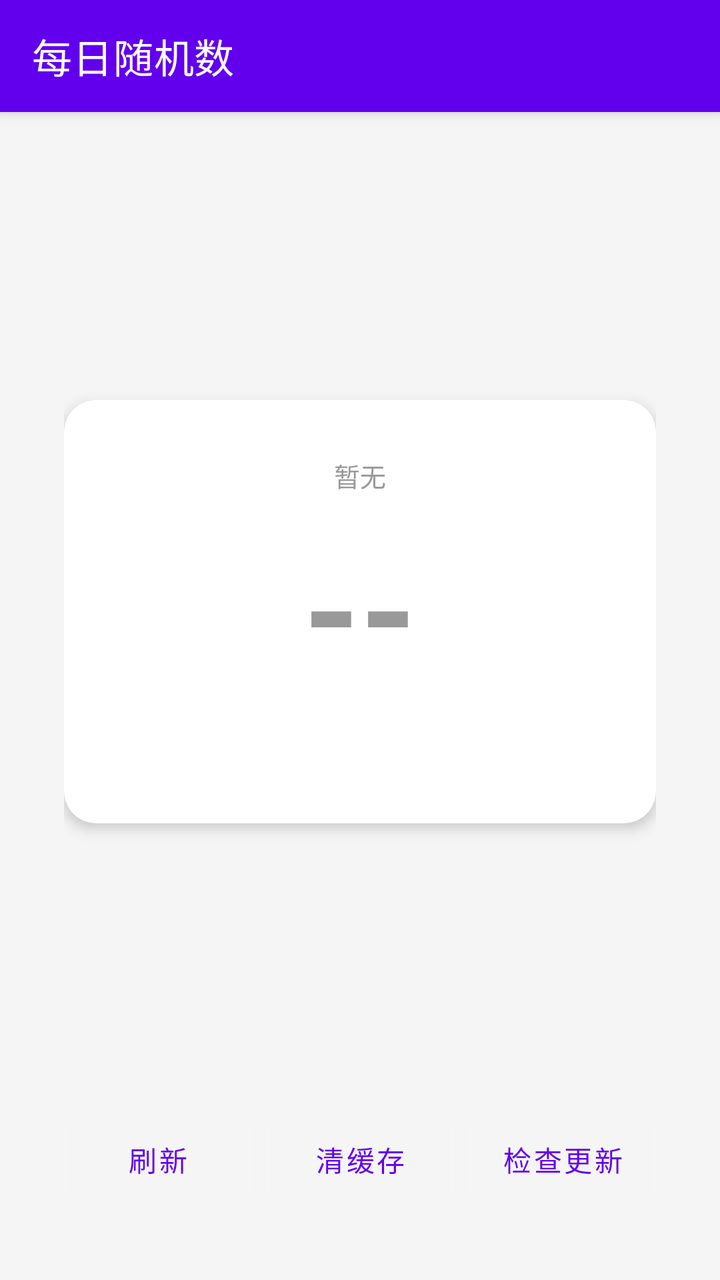
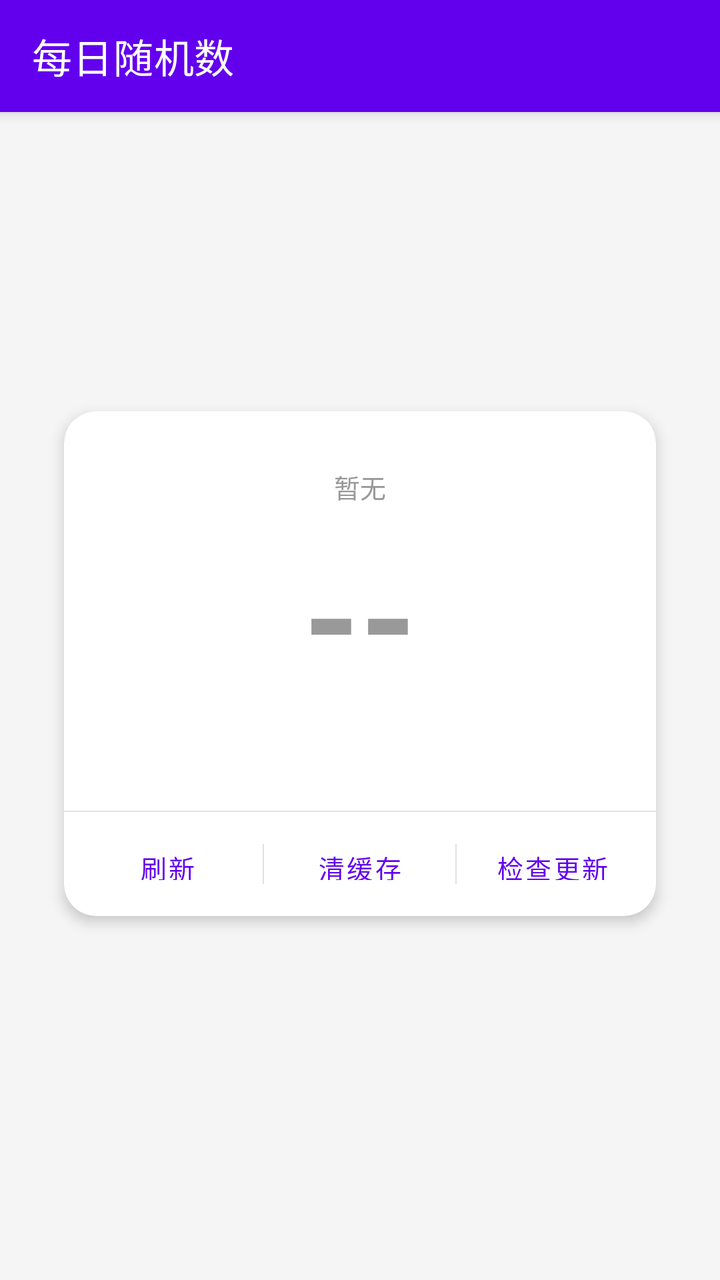

An Android layout rendered at two revisions. The XML below is the earlier revision; the diff shows what the commit changed to produce the second picture.
<!-- AndroidManifest.xml: application theme Theme.DailyRandom -->
<!-- res/layout/activity_main.xml -->
<?xml version="1.0" encoding="utf-8"?>
<LinearLayout
    xmlns:android="http://schemas.android.com/apk/res/android"
    xmlns:app="http://schemas.android.com/apk/res-auto"
    android:layout_width="match_parent"
    android:layout_height="match_parent"
    android:orientation="vertical"
    android:background="#F5F5F5">

    <com.google.android.material.appbar.MaterialToolbar
        android:id="@+id/toolbar"
        android:layout_width="match_parent"
        android:layout_height="?attr/actionBarSize"
        android:background="#6200EE"
        android:theme="@style/ThemeOverlay.MaterialComponents.Dark.ActionBar"
        android:elevation="4dp"
        app:title="每日随机数"
        app:titleTextColor="@android:color/white" />

    <LinearLayout
        android:layout_width="match_parent"
        android:layout_height="0dp"
        android:layout_weight="1"
        android:orientation="vertical"
        android:gravity="center"
        android:paddingHorizontal="32dp">

        <com.google.android.material.card.MaterialCardView
            android:layout_width="match_parent"
            android:layout_height="wrap_content"
            android:minHeight="160dp"
            app:cardCornerRadius="16dp"
            app:cardElevation="4dp"
            app:cardBackgroundColor="@android:color/white">

            <LinearLayout
                android:layout_width="match_parent"
                android:layout_height="wrap_content"
                android:orientation="vertical"
                android:gravity="center"
                android:paddingVertical="28dp"
                android:paddingHorizontal="16dp">

                <TextView
                    android:id="@+id/tvDate"
                    android:layout_width="wrap_content"
                    android:layout_height="wrap_content"
                    android:text="暂无"
                    android:textSize="13sp"
                    android:textColor="#999999"
                    android:layout_marginBottom="8dp"/>

                <TextView
                    android:id="@+id/tvRandom"
                    android:layout_width="wrap_content"
                    android:layout_height="wrap_content"
                    android:text="--"
                    android:textSize="72sp"
                    android:textStyle="bold"
                    android:textColor="#999999"/>

                <TextView
                    android:id="@+id/tvOddEven"
                    android:layout_width="wrap_content"
                    android:layout_height="wrap_content"
                    android:text=""
                    android:textSize="18sp"
                    android:textColor="#CCCCCC"
                    android:layout_marginTop="8dp"/>
            </LinearLayout>
        </com.google.android.material.card.MaterialCardView>

    </LinearLayout>

    <LinearLayout
        android:layout_width="match_parent"
        android:layout_height="wrap_content"
        android:orientation="vertical"
        android:paddingHorizontal="32dp"
        android:paddingBottom="16dp"
        android:background="#F5F5F5">

        <LinearLayout
            android:layout_width="match_parent"
            android:layout_height="wrap_content"
            android:orientation="horizontal"
            android:gravity="center">

            <Button
                android:id="@+id/btnRefresh"
                android:layout_width="0dp"
                android:layout_height="wrap_content"
                android:layout_weight="1"
                android:text="刷新"
                android:layout_marginEnd="4dp"
                style="@style/Widget.MaterialComponents.Button.OutlinedButton"/>

            <Button
                android:id="@+id/btnClear"
                android:layout_width="0dp"
                android:layout_height="wrap_content"
                android:layout_weight="1"
                android:text="清缓存"
                android:layout_marginStart="4dp"
                android:layout_marginEnd="4dp"
                style="@style/Widget.MaterialComponents.Button.OutlinedButton"/>

            <Button
                android:id="@+id/btnUpdate"
                android:layout_width="0dp"
                android:layout_height="wrap_content"
                android:layout_weight="1"
                android:text="检查更新"
                android:layout_marginStart="4dp"
                style="@style/Widget.MaterialComponents.Button.OutlinedButton"/>
        </LinearLayout>

        <TextView
            android:id="@+id/tvUpdateStatus"
            android:layout_width="match_parent"
            android:layout_height="wrap_content"
            android:text=""
            android:textSize="12sp"
            android:textColor="#AAAAAA"
            android:gravity="center"
            android:layout_marginTop="4dp"/>
    </LinearLayout>

</LinearLayout>
<!-- resources referenced by this layout -->
<resources>
  <style name="Theme.DailyRandom" parent="Theme.MaterialComponents.NoActionBar">
          <item name="colorPrimary">#6200EE</item>
          <item name="colorPrimaryVariant">#3700B3</item>
          <item name="colorOnPrimary">@color/white</item>
          <item name="colorSecondary">#03DAC5</item>
          <item name="colorSecondaryVariant">#018786</item>
          <item name="colorOnSecondary">@color/black</item>
          <item name="android:statusBarColor">#6200EE</item>
          <item name="android:navigationBarColor">#6200EE</item>
          <item name="android:windowLightStatusBar">false</item>
      </style>
  <color name="white">#FFFFFFFF</color>
  <color name="black">#FF000000</color>
</resources>

<!-- the commit's change to res/layout/activity_main.xml (unified diff, before → after) -->
@@ -22,13 +22,12 @@
         android:layout_height="0dp"
         android:layout_weight="1"
         android:orientation="vertical"
-        android:gravity="center"
-        android:paddingHorizontal="32dp">
+        android:gravity="center">
 
         <com.google.android.material.card.MaterialCardView
             android:layout_width="match_parent"
             android:layout_height="wrap_content"
-            android:minHeight="160dp"
+            android:layout_marginHorizontal="32dp"
             app:cardCornerRadius="16dp"
             app:cardElevation="4dp"
             app:cardBackgroundColor="@android:color/white">
@@ -37,93 +36,112 @@
                 android:layout_width="match_parent"
                 android:layout_height="wrap_content"
                 android:orientation="vertical"
-                android:gravity="center"
-                android:paddingVertical="28dp"
-                android:paddingHorizontal="16dp">
+                android:gravity="center">
 
-                <TextView
-                    android:id="@+id/tvDate"
-                    android:layout_width="wrap_content"
+                <LinearLayout
+                    android:layout_width="match_parent"
                     android:layout_height="wrap_content"
-                    android:text="暂无"
-                    android:textSize="13sp"
-                    android:textColor="#999999"
-                    android:layout_marginBottom="8dp"/>
+                    android:orientation="vertical"
+                    android:gravity="center"
+                    android:paddingTop="28dp"
+                    android:paddingBottom="20dp">
 
-                <TextView
-                    android:id="@+id/tvRandom"
-                    android:layout_width="wrap_content"
+                    <TextView
+                        android:id="@+id/tvDate"
+                        android:layout_width="wrap_content"
+                        android:layout_height="wrap_content"
+                        android:text="暂无"
+                        android:textSize="13sp"
+                        android:textColor="#999999"
+                        android:layout_marginBottom="6dp"/>
+
+                    <TextView
+                        android:id="@+id/tvRandom"
+                        android:layout_width="wrap_content"
+                        android:layout_height="wrap_content"
+                        android:text="--"
+                        android:textSize="72sp"
+                        android:textStyle="bold"
+                        android:textColor="#999999"/>
+
+                    <TextView
+                        android:id="@+id/tvOddEven"
+                        android:layout_width="wrap_content"
+                        android:layout_height="wrap_content"
+                        android:text=""
+                        android:textSize="18sp"
+                        android:textColor="#CCCCCC"
+                        android:layout_marginTop="6dp"/>
+                </LinearLayout>
+
+                <View
+                    android:layout_width="match_parent"
+                    android:layout_height="0.5dp"
+                    android:background="#E0E0E0"/>
+
+                <LinearLayout
+                    android:layout_width="match_parent"
                     android:layout_height="wrap_content"
-                    android:text="--"
-                    android:textSize="72sp"
-                    android:textStyle="bold"
-                    android:textColor="#999999"/>
+                    android:orientation="horizontal"
+                    android:gravity="center"
+                    android:paddingVertical="8dp"
+                    android:paddingHorizontal="8dp">
 
-                <TextView
-                    android:id="@+id/tvOddEven"
-                    android:layout_width="wrap_content"
-                    android:layout_height="wrap_content"
-                    android:text=""
-                    android:textSize="18sp"
-                    android:textColor="#CCCCCC"
-                    android:layout_marginTop="8dp"/>
+                    <Button
+                        android:id="@+id/btnRefresh"
+                        android:layout_width="0dp"
+                        android:layout_height="36dp"
+                        android:layout_weight="1"
+                        android:text="刷新"
+                        android:textSize="13sp"
+                        android:layout_marginEnd="4dp"
+                        style="@style/Widget.MaterialComponents.Button.TextButton"/>
+
+                    <View
+                        android:layout_width="0.5dp"
+                        android:layout_height="20dp"
+                        android:background="#E0E0E0"/>
+
+                    <Button
+                        android:id="@+id/btnClear"
+                        android:layout_width="0dp"
+                        android:layout_height="36dp"
+                        android:layout_weight="1"
+                        android:text="清缓存"
+                        android:textSize="13sp"
+                        android:layout_marginStart="4dp"
+                        android:layout_marginEnd="4dp"
+                        style="@style/Widget.MaterialComponents.Button.TextButton"/>
+
+                    <View
+                        android:layout_width="0.5dp"
+                        android:layout_height="20dp"
+                        android:background="#E0E0E0"/>
+
+                    <Button
+                        android:id="@+id/btnUpdate"
+                        android:layout_width="0dp"
+                        android:layout_height="36dp"
+                        android:layout_weight="1"
+                        android:text="检查更新"
+                        android:textSize="13sp"
+                        android:layout_marginStart="4dp"
+                        style="@style/Widget.MaterialComponents.Button.TextButton"/>
+                </LinearLayout>
+
             </LinearLayout>
         </com.google.android.material.card.MaterialCardView>
 
     </LinearLayout>
 
-    <LinearLayout
+    <TextView
+        android:id="@+id/tvUpdateStatus"
         android:layout_width="match_parent"
         android:layout_height="wrap_content"
-        android:orientation="vertical"
-        android:paddingHorizontal="32dp"
-        android:paddingBottom="16dp"
-        android:background="#F5F5F5">
-
-        <LinearLayout
-            android:layout_width="match_parent"
-            android:layout_height="wrap_content"
-            android:orientation="horizontal"
-            android:gravity="center">
-
-            <Button
-                android:id="@+id/btnRefresh"
-                android:layout_width="0dp"
-                android:layout_height="wrap_content"
-                android:layout_weight="1"
-                android:text="刷新"
-                android:layout_marginEnd="4dp"
-                style="@style/Widget.MaterialComponents.Button.OutlinedButton"/>
-
-            <Button
-                android:id="@+id/btnClear"
-                android:layout_width="0dp"
-                android:layout_height="wrap_content"
-                android:layout_weight="1"
-                android:text="清缓存"
-                android:layout_marginStart="4dp"
-                android:layout_marginEnd="4dp"
-                style="@style/Widget.MaterialComponents.Button.OutlinedButton"/>
-
-            <Button
-                android:id="@+id/btnUpdate"
-                android:layout_width="0dp"
-                android:layout_height="wrap_content"
-                android:layout_weight="1"
-                android:text="检查更新"
-                android:layout_marginStart="4dp"
-                style="@style/Widget.MaterialComponents.Button.OutlinedButton"/>
-        </LinearLayout>
-
-        <TextView
-            android:id="@+id/tvUpdateStatus"
-            android:layout_width="match_parent"
-            android:layout_height="wrap_content"
-            android:text=""
-            android:textSize="12sp"
-            android:textColor="#AAAAAA"
-            android:gravity="center"
-            android:layout_marginTop="4dp"/>
-    </LinearLayout>
+        android:text=""
+        android:textSize="12sp"
+        android:textColor="#AAAAAA"
+        android:gravity="center"
+        android:paddingBottom="16dp"/>
 
 </LinearLayout>
